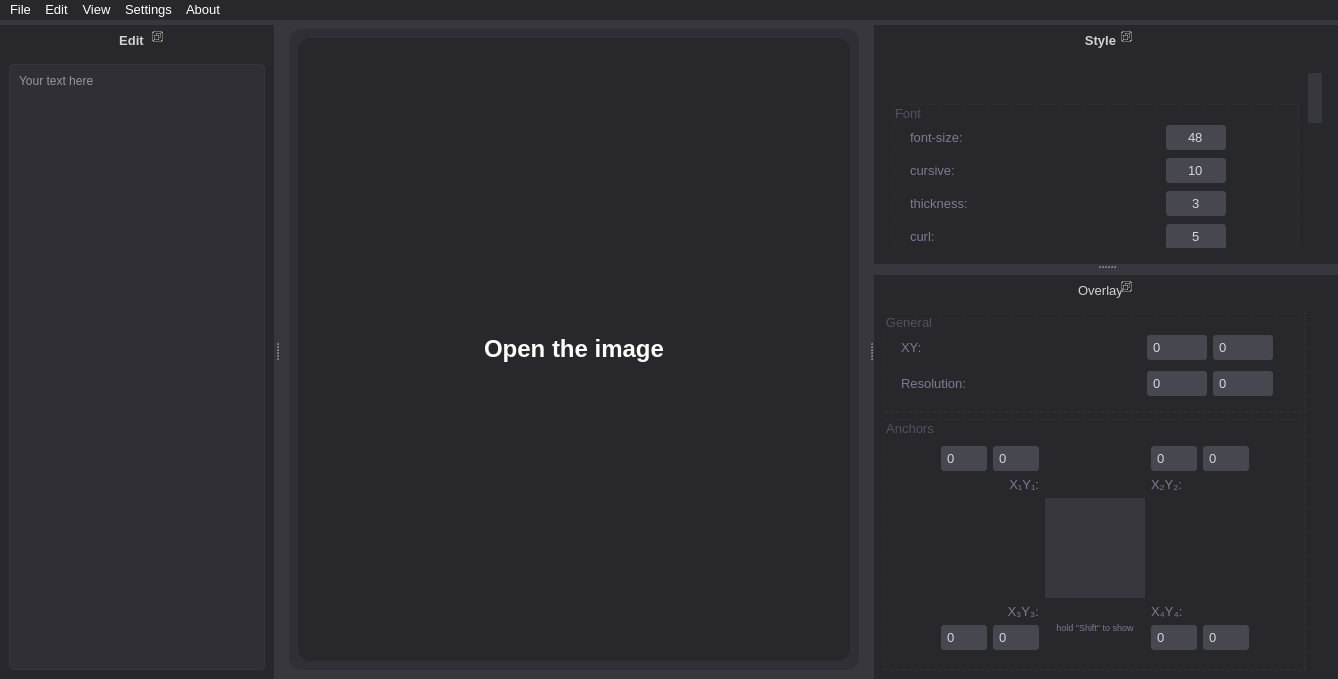
setbe/bio-text, file bio-text.ui: the form before one commit.
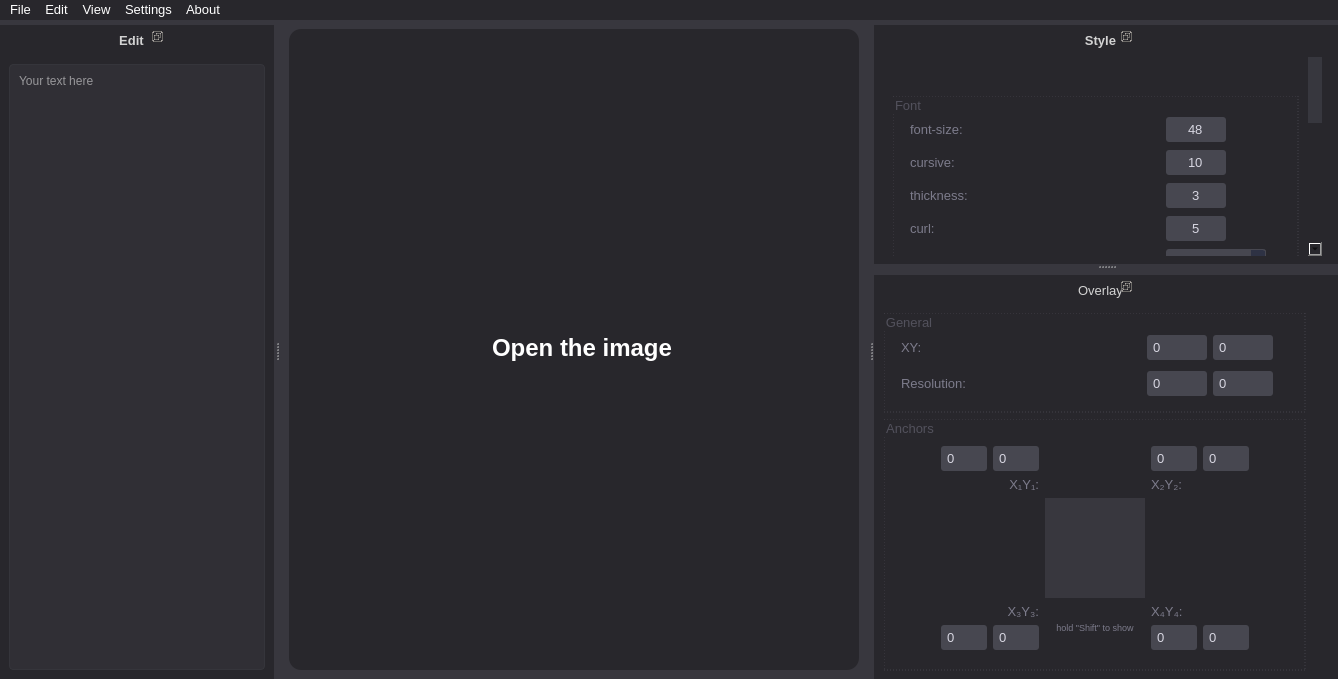
The form after the commit.

Patch:
```diff
--- a/bio-text.ui
+++ b/bio-text.ui
@@ -88,12 +88,14 @@
 
 QScrollBar, QScrollArea {
 	border: 0px;
-	margin: 8px 0px;
+	margin: 0px 0px;
 	background-color: none;
 }
 
 QScrollBar::sub-page:vertical, QScrollBar::add-page:vertical, 
-QScrollBar::sub-line:vertical, QScrollBar::add-line:vertical, QScrollBar::up-arrow:vertical, QScrollBar::down-arrow:vertical {
+QScrollBar::sub-line:vertical, QScrollBar::add-line:vertical, QScrollBar::up-arrow:vertical, QScrollBar::down-arrow:vertical,
+QScrollBar::sub-page:horizontal, QScrollBar::add-page:horizontal, 
+QScrollBar::sub-line:horizontal, QScrollBar::add-line:horizontal, QScrollBar::up-arrow:horizontal, QScrollBar::down-arrow:horizontal {
 	background-color: none;
 }
 
@@ -168,12 +170,50 @@
   </property>
   <widget class="QWidget" name="centralwidget">
    <layout class="QHBoxLayout" name="horizontalLayout">
+    <property name="leftMargin">
+     <number>9</number>
+    </property>
+    <property name="topMargin">
+     <number>9</number>
+    </property>
+    <property name="rightMargin">
+     <number>9</number>
+    </property>
+    <property name="bottomMargin">
+     <number>9</number>
+    </property>
     <item>
      <widget class="QFrame" name="frame_2">
       <property name="styleSheet">
        <string notr="true">QFrame {
-	background-color: #302F35;
+	background-color: #28272C;
 	border-radius: 12px;
+}
+
+QScrollBar, QScrollArea {
+	border: 0px;
+	margin: 2px 2px;
+	background-color: #38373E;
+}
+
+QScrollBar:horizontal {
+	height: 16px;
+}
+
+QScrollBar:vertical {
+	width: 16px;
+}
+
+QScrollBar::handle {
+	border: 0px;
+	border-radius: 5px;
+	background-color: #D7D6E1;
+	min-width: 12px;
+	min-height: 12px;
+}
+
+QScrollBar::sub-page, QScrollBar::add-page, QScrollBar::up-arrow,QScrollBar::down-arrow, QScrollArea {
+	background-color: #28272C;
 }</string>
       </property>
       <property name="frameShape">
@@ -182,7 +222,49 @@
       <property name="frameShadow">
        <enum>QFrame::Raised</enum>
       </property>
-      <layout class="QVBoxLayout" name="verticalLayout_5">
+      <layout class="QHBoxLayout" name="horizontalLayout_2">
+       <property name="leftMargin">
+        <number>18</number>
+       </property>
+       <property name="topMargin">
+        <number>1</number>
+       </property>
+       <property name="rightMargin">
+        <number>2</number>
+       </property>
+       <property name="bottomMargin">
+        <number>4</number>
+       </property>
+       <item>
+        <widget class="QScrollArea" name="scrollArea_2">
+         <property name="widgetResizable">
+          <bool>true</bool>
+         </property>
+         <widget class="QWidget" name="scrollAreaWidgetContents">
+          <property name="geometry">
+           <rect>
+            <x>0</x>
+            <y>0</y>
+            <width>534</width>
+            <height>629</height>
+           </rect>
+          </property>
+          <layout class="QVBoxLayout" name="verticalLayout_6">
+           <property name="spacing">
+            <number>2</number>
+           </property>
+           <property name="leftMargin">
+            <number>4</number>
+           </property>
+           <property name="topMargin">
+            <number>4</number>
+           </property>
+           <property name="rightMargin">
+            <number>4</number>
+           </property>
+           <property name="bottomMargin">
+            <number>4</number>
+           </property>
        <item>
         <widget class="QLabel" name="lImage">
          <property name="minimumSize">
@@ -217,6 +299,10 @@
        </item>
       </layout>
      </widget>
+        </widget>
+       </item>
+      </layout>
+     </widget>
     </item>
    </layout>
   </widget>
```
Left out of the diff: 73 changed lines with no effect on the pictures. Lines whose indentation alone changed are shown as unchanged.
